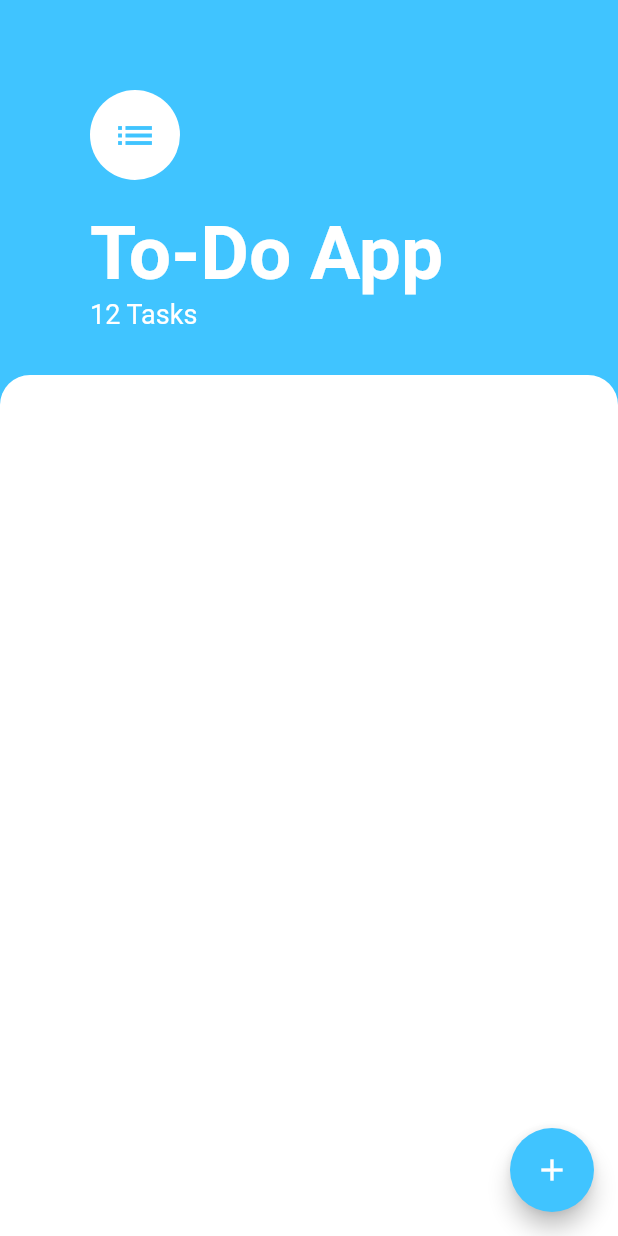
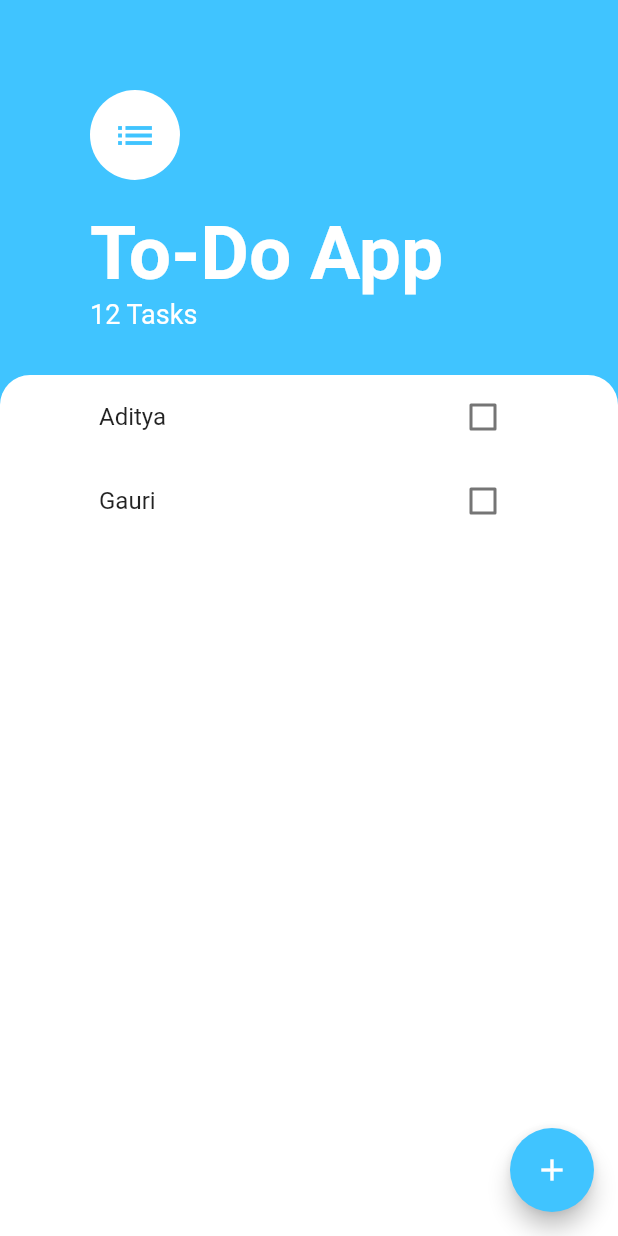
Before and after one commit to me-aditya/To-Do-App-Flutter, a Flutter app: the screen it shows after launch, on a phone screen of 412 x 824 dp. Run offline on Flutter 3.47's test engine with Material 2 defaults, Android fonts, the phone set to English and light mode, and no system bars.

Commit message:
extracted widgets into folder

```diff
--- /dev/null
+++ b/lib/widgets/tasks_list.dart
@@ -0,0 +1,14 @@
+import 'package:flutter/material.dart';
+import 'package:todo_list/widgets/tasks_tile.dart';
+
+class TaskList extends StatelessWidget {
+  @override
+  Widget build(BuildContext context) {
+    return ListView(
+      children: <Widget>[
+        TaskTile(title: "Aditya"),
+        TaskTile(title: "Gauri"),
+      ],
+    );
+  }
+}
--- /dev/null
+++ b/lib/widgets/tasks_tile.dart
@@ -0,0 +1,18 @@
+import 'package:flutter/material.dart';
+
+class TaskTile extends StatelessWidget {
+  TaskTile({this.title});
+  final String title;
+
+  @override
+  Widget build(BuildContext context) {
+    return ListTile(
+      title: Text(title),
+      trailing: Checkbox(
+          value: false,
+          onChanged: (value) {
+            value = true;
+          }),
+    );
+  }
+}
```
Also changed, not shown: lib/screens/task_screen.dart (+20 -0 lines).
